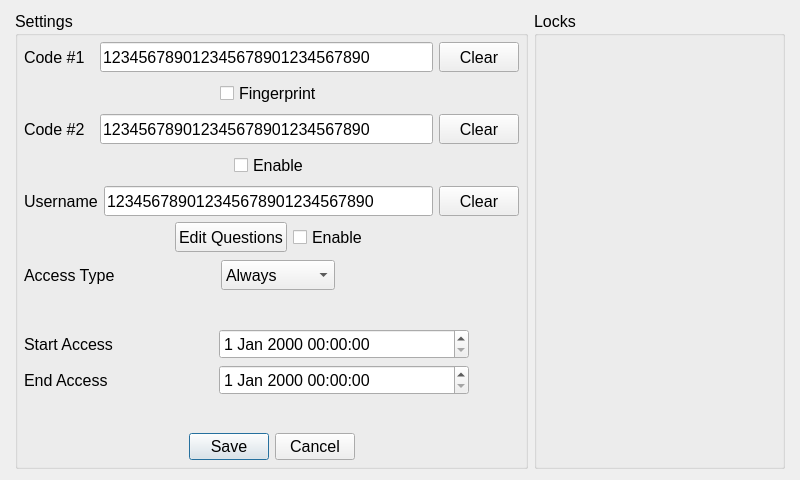
This is Key/frmcodeeditmulti.ui in BuzzSiler/keycodebox-key as Qt 5 draws it before an edit. The edited form follows.
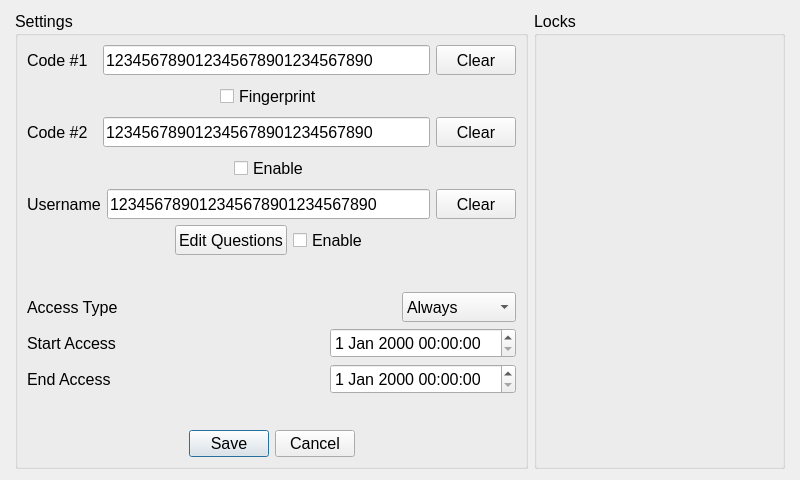
This is the edited form. Custom widgets are drawn as their Qt base class.

Commit message: fixed networksettings keyboard handling, made lock cabinet widget button slighly smaller

Diff of the .ui file:
```diff
--- a/Key/frmcodeeditmulti.ui
+++ b/Key/frmcodeeditmulti.ui
@@ -36,7 +36,7 @@
   <property name="windowTitle">
    <string>Code Edit Multilock</string>
   </property>
-  <layout class="QHBoxLayout" name="horizontalLayout">
+  <layout class="QHBoxLayout" name="horizontalLayout_3">
    <property name="leftMargin">
     <number>15</number>
    </property>
@@ -54,19 +54,7 @@
      <property name="title">
       <string>Settings</string>
      </property>
-     <layout class="QVBoxLayout" name="verticalLayout_4">
-      <property name="leftMargin">
-       <number>6</number>
-      </property>
-      <property name="topMargin">
-       <number>6</number>
-      </property>
-      <property name="rightMargin">
-       <number>6</number>
-      </property>
-      <property name="bottomMargin">
-       <number>6</number>
-      </property>
+     <layout class="QVBoxLayout" name="verticalLayout_2">
       <item>
        <layout class="QHBoxLayout" name="hloCode1">
         <item>
@@ -411,7 +399,7 @@
        </spacer>
       </item>
       <item>
-       <layout class="QHBoxLayout" name="hloAccessType">
+       <layout class="QHBoxLayout" name="horizontalLayout">
         <item>
          <widget class="QLabel" name="lbAccessType">
           <property name="font">
@@ -425,16 +413,13 @@
          </widget>
         </item>
         <item>
-         <spacer name="hslAccessType">
+         <spacer name="horizontalSpacer">
           <property name="orientation">
            <enum>Qt::Horizontal</enum>
           </property>
-          <property name="sizeType">
-           <enum>QSizePolicy::Preferred</enum>
-          </property>
           <property name="sizeHint" stdset="0">
            <size>
-            <width>100</width>
+            <width>40</width>
             <height>20</height>
            </size>
           </property>
@@ -442,6 +427,12 @@
         </item>
         <item>
          <widget class="QComboBox" name="cbAccessType">
+          <property name="sizePolicy">
+           <sizepolicy hsizetype="Minimum" vsizetype="Minimum">
+            <horstretch>0</horstretch>
+            <verstretch>0</verstretch>
+           </sizepolicy>
+          </property>
           <property name="minimumSize">
            <size>
             <width>0</width>
@@ -470,8 +461,24 @@
           </item>
          </widget>
         </item>
+       </layout>
+      </item>
+      <item>
+       <layout class="QHBoxLayout" name="hloStartAccess">
         <item>
-         <spacer name="hsrAccessType">
+         <widget class="QLabel" name="lblStartAccess">
+          <property name="font">
+           <font>
+            <pointsize>12</pointsize>
+           </font>
+          </property>
+          <property name="text">
+           <string>Start Access</string>
+          </property>
+         </widget>
+        </item>
+        <item>
+         <spacer name="horizontalSpacer_2">
           <property name="orientation">
            <enum>Qt::Horizontal</enum>
           </property>
@@ -483,125 +490,100 @@
           </property>
          </spacer>
         </item>
+        <item>
+         <widget class="QDateTimeEdit" name="dtStartAccess">
+          <property name="sizePolicy">
+           <sizepolicy hsizetype="Minimum" vsizetype="Minimum">
+            <horstretch>0</horstretch>
+            <verstretch>0</verstretch>
+           </sizepolicy>
+          </property>
+          <property name="minimumSize">
+           <size>
+            <width>0</width>
+            <height>30</height>
+           </size>
+          </property>
+          <property name="maximumSize">
+           <size>
+            <width>16777215</width>
+            <height>30</height>
+           </size>
+          </property>
+          <property name="font">
+           <font>
+            <pointsize>12</pointsize>
+           </font>
+          </property>
+         </widget>
+        </item>
        </layout>
       </item>
       <item>
-       <spacer name="vsAccessToStartEnd">
-        <property name="orientation">
-         <enum>Qt::Vertical</enum>
-        </property>
-        <property name="sizeHint" stdset="0">
-         <size>
-          <width>20</width>
-          <height>40</height>
-         </size>
-        </property>
-       </spacer>
-      </item>
-      <item>
-       <layout class="QHBoxLayout" name="hloStartEndAccess">
+       <layout class="QHBoxLayout" name="hloEndAccess">
         <item>
-         <layout class="QVBoxLayout" name="vloStartEndAccessLabel">
-          <item>
-           <widget class="QLabel" name="lblStartAccess">
-            <property name="font">
-             <font>
-              <pointsize>12</pointsize>
-             </font>
-            </property>
-            <property name="text">
-             <string>Start Access</string>
-            </property>
-           </widget>
-          </item>
-          <item>
-           <widget class="QLabel" name="lblEndAccess">
-            <property name="font">
-             <font>
-              <pointsize>12</pointsize>
-             </font>
-            </property>
-            <property name="text">
-             <string>End Access</string>
-            </property>
-           </widget>
-          </item>
-         </layout>
+         <widget class="QLabel" name="lblEndAccess">
+          <property name="font">
+           <font>
+            <pointsize>12</pointsize>
+           </font>
+          </property>
+          <property name="text">
+           <string>End Access</string>
+          </property>
+         </widget>
         </item>
         <item>
-         <spacer name="hslStartEndAccess">
+         <spacer name="horizontalSpacer_3">
           <property name="orientation">
            <enum>Qt::Horizontal</enum>
           </property>
-          <property name="sizeType">
-           <enum>QSizePolicy::Preferred</enum>
-          </property>
           <property name="sizeHint" stdset="0">
            <size>
-            <width>100</width>
+            <width>40</width>
             <height>20</height>
            </size>
           </property>
          </spacer>
         </item>
         <item>
-         <layout class="QVBoxLayout" name="vloStartEndDte">
-          <item>
-           <widget class="QDateTimeEdit" name="dtStartAccess">
-            <property name="minimumSize">
-             <size>
-              <width>250</width>
-              <height>30</height>
-             </size>
-            </property>
-            <property name="font">
-             <font>
-              <pointsize>12</pointsize>
-             </font>
-            </property>
-           </widget>
-          </item>
-          <item>
-           <widget class="QDateTimeEdit" name="dtEndAccess">
-            <property name="minimumSize">
-             <size>
-              <width>250</width>
-              <height>30</height>
-             </size>
-            </property>
-            <property name="font">
-             <font>
-              <pointsize>12</pointsize>
-             </font>
-            </property>
-           </widget>
-          </item>
-         </layout>
-        </item>
-        <item>
-         <spacer name="hsrStartEndAccess">
-          <property name="orientation">
-           <enum>Qt::Horizontal</enum>
+         <widget class="QDateTimeEdit" name="dtEndAccess">
+          <property name="sizePolicy">
+           <sizepolicy hsizetype="Minimum" vsizetype="Minimum">
+            <horstretch>0</horstretch>
+            <verstretch>0</verstretch>
+           </sizepolicy>
           </property>
-          <property name="sizeHint" stdset="0">
+          <property name="minimumSize">
            <size>
-            <width>40</width>
-            <height>20</height>
+            <width>0</width>
+            <height>30</height>
            </size>
           </property>
-         </spacer>
+          <property name="maximumSize">
+           <size>
+            <width>16777215</width>
+            <height>30</height>
+           </size>
+          </property>
+          <property name="font">
+           <font>
+            <pointsize>12</pointsize>
+           </font>
+          </property>
+         </widget>
         </item>
        </layout>
       </item>
       <item>
-       <spacer name="vsStartEndToSaveControl">
+       <spacer name="verticalSpacer">
         <property name="orientation">
          <enum>Qt::Vertical</enum>
         </property>
         <property name="sizeHint" stdset="0">
          <size>
           <width>20</width>
-          <height>40</height>
+          <height>18</height>
          </size>
         </property>
        </spacer>
```
Left out of the diff: 3 changed lines with no effect on the pictures. The commit also changes 5 other files.
